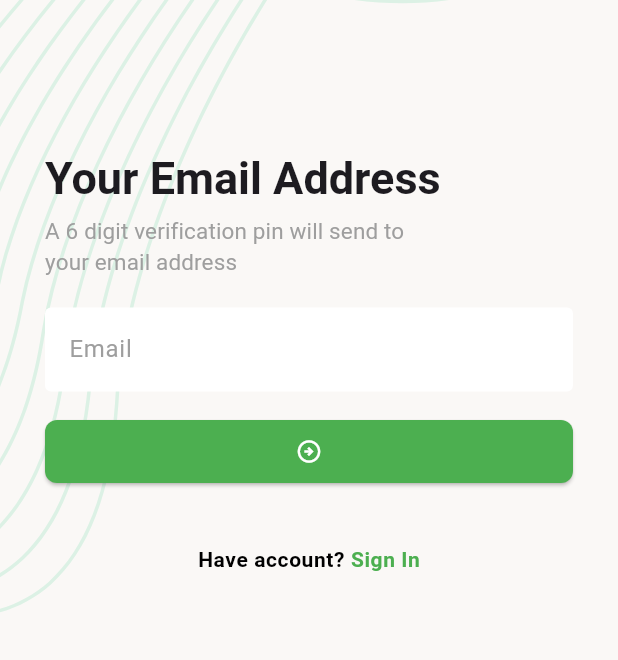
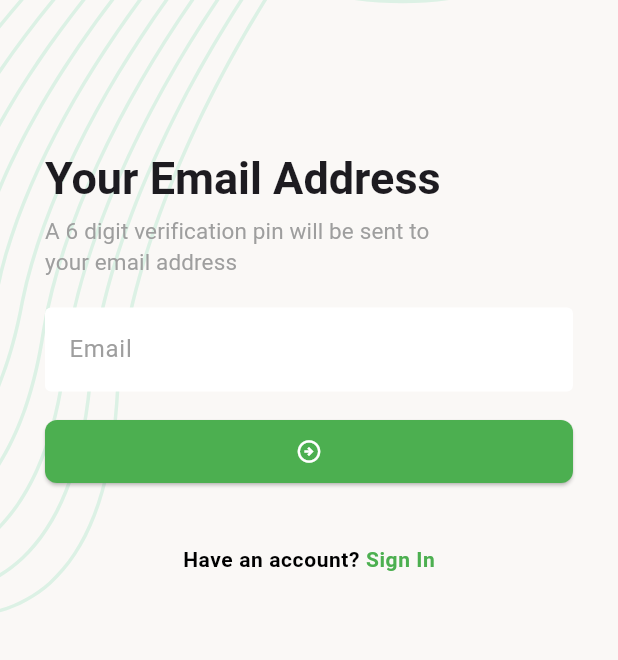
Before and after one commit to NazrulIslam991/Task-Manager, a Flutter app: the screen it shows after launch, after a tap on the "arrow circle right" icon, after a tap on "Forgot Password?", on a phone screen of 412 x 824 dp. Shown: the top 660 px of the screen. Run offline on Flutter 3.47's test engine with Material 3 defaults, Android fonts, the phone set to English and light mode, and no system bars; our stand-ins replace email_validator, flutter_svg, get, image_picker, pin_code_fields, shared_preferences; network calls fail.

```diff
--- a/lib/main.dart
+++ b/lib/main.dart
@@ -3,5 +3,6 @@ import 'package:task_manager/task_manager_app.dart';
 
 void main() {
   WidgetsFlutterBinding.ensureInitialized();
-  runApp(TaskManagerApp());
+
+  runApp(const TaskManagerApp());
 }
--- a/lib/task_manager_app.dart
+++ b/lib/task_manager_app.dart
@@ -1,4 +1,5 @@
 import 'package:flutter/material.dart';
+import 'package:get/get.dart';
 import 'package:task_manager/ui/screens/add_new_task_screen.dart';
 import 'package:task_manager/ui/screens/email_verification_page.dart';
 import 'package:task_manager/ui/screens/forger_password_email_screen.dart';
@@ -12,12 +13,10 @@ import 'package:task_manager/ui/screens/update_profile_screen.dart';
 class TaskManagerApp extends StatelessWidget {
   const TaskManagerApp({super.key});
 
-  static GlobalKey<NavigatorState> navigator = GlobalKey<NavigatorState>();
-
   @override
   Widget build(BuildContext context) {
-    return MaterialApp(
-      //navigatorKey: navigator,
+    return GetMaterialApp(
+      debugShowCheckedModeBanner: false,
       theme: ThemeData(
         textTheme: TextTheme(
           titleLarge: TextStyle(fontSize: 30, fontWeight: FontWeight.w700),
@@ -51,20 +50,27 @@ class TaskManagerApp extends StatelessWidget {
           style: TextButton.styleFrom(foregroundColor: Colors.green),
         ),
       ),
-      initialRoute: '/',
-      routes: {
-        SplashScreen.name: (context) => SplashScreen(),
-        SignIn_page.name: (context) => SignIn_page(),
-        Forgot_Password_Email_Screen.name: (context) =>
-            Forgot_Password_Email_Screen(),
-        SignUpPage.name: (context) => SignUpPage(),
-        EmailVerificationPage.name: (context) => EmailVerificationPage(),
-        SetPasswordPage.name: (context) => SetPasswordPage(),
-        AddNewTaskScreen.name: (context) => AddNewTaskScreen(),
-        NavbarScreen.name: (context) => NavbarScreen(),
-        UpdateProfileScreen.name: (context) => UpdateProfileScreen(),
-      },
-      debugShowCheckedModeBanner: false,
+      initialRoute: SplashScreen.name,
+      getPages: [
+        GetPage(name: SplashScreen.name, page: () => SplashScreen()),
+        GetPage(name: SignIn_page.name, page: () => SignIn_page()),
+        GetPage(
+          name: Forgot_Password_Email_Screen.name,
+          page: () => Forgot_Password_Email_Screen(),
+        ),
+        GetPage(name: SignUpPage.name, page: () => SignUpPage()),
+        GetPage(
+          name: EmailVerificationPage.name,
+          page: () => EmailVerificationPage(),
+        ),
+        GetPage(name: SetPasswordPage.name, page: () => SetPasswordPage()),
+        GetPage(name: AddNewTaskScreen.name, page: () => AddNewTaskScreen()),
+        GetPage(name: NavbarScreen.name, page: () => NavbarScreen()),
+        GetPage(
+          name: UpdateProfileScreen.name,
+          page: () => UpdateProfileScreen(),
+        ),
+      ],
     );
   }
 }
--- a/lib/ui/screens/forger_password_email_screen.dart
+++ b/lib/ui/screens/forger_password_email_screen.dart
@@ -7,7 +7,7 @@ import 'package:task_manager/ui/widgets/background.dart';
 
 class Forgot_Password_Email_Screen extends StatefulWidget {
   const Forgot_Password_Email_Screen({super.key});
-  static const name = '/Forgot Password email screen';
+  static const name = '/forgot_password_email';
 
   @override
   State<Forgot_Password_Email_Screen> createState() =>
@@ -16,8 +16,8 @@ class Forgot_Password_Email_Screen extends StatefulWidget {
 
 class _Forgot_Password_Email_ScreenState
     extends State<Forgot_Password_Email_Screen> {
-  final GlobalKey<FormState> _formkey = GlobalKey<FormState>();
-  TextEditingController _emailEController = TextEditingController();
+  final GlobalKey<FormState> _formKey = GlobalKey<FormState>();
+  final TextEditingController _emailController = TextEditingController();
 
   @override
   Widget build(BuildContext context) {
@@ -26,57 +26,51 @@ class _Forgot_Password_Email_ScreenState
         child: SafeArea(
           child: SingleChildScrollView(
             child: Padding(
-              padding: const EdgeInsets.only(left: 30, right: 30),
+              padding: const EdgeInsets.symmetric(horizontal: 30),
               child: Form(
-                key: _formkey,
+                key: _formKey,
                 child: Column(
                   crossAxisAlignment: CrossAxisAlignment.start,
                   children: [
-                    SizedBox(height: 100),
+                    const SizedBox(height: 100),
                     Text(
                       "Your Email Address",
                       style: Theme.of(context).textTheme.titleLarge,
                     ),
-                    SizedBox(height: 5),
+                    const SizedBox(height: 5),
                     Padding(
                       padding: const EdgeInsets.only(right: 90),
                       child: Text(
-                        "A 6 digit verification pin will send to your email address",
+                        "A 6 digit verification pin will be sent to your email address",
                         style: Theme.of(context).textTheme.titleSmall,
                       ),
                     ),
-                    SizedBox(height: 20),
+                    const SizedBox(height: 20),
                     TextFormField(
-                      decoration: InputDecoration(hintText: 'Email'),
-                      controller: _emailEController,
+                      controller: _emailController,
+                      decoration: const InputDecoration(hintText: 'Email'),
                       autovalidateMode: AutovalidateMode.onUserInteraction,
                       validator: (value) {
-                        String email = value ?? '';
-                        if (EmailValidator.validate(email) == false) {
+                        if (value == null || !EmailValidator.validate(value)) {
                           return 'Enter a valid email';
                         }
                         return null;
                       },
                     ),
-                    SizedBox(height: 16),
-
+                    const SizedBox(height: 16),
                     ElevatedButton(
-                      onPressed: () => emailValidation(),
-                      child: Icon(
+                      onPressed: _validateEmailAndProceed,
+                      child: const Icon(
                         Icons.arrow_circle_right_outlined,
                         color: Colors.white,
                       ),
                     ),
-
-                    SizedBox(height: 40),
-
+                    const SizedBox(height: 40),
                     Center(
-                      child: Column(
-                        children: [
-                          RichText(
+                      child: RichText(
                         text: TextSpan(
-                              text: "Have account? ",
-                              style: TextStyle(
+                          text: "Have an account? ",
+                          style: const TextStyle(
                             fontWeight: FontWeight.w600,
                             color: Colors.black,
                             letterSpacing: 0.4,
@@ -84,17 +78,15 @@ class _Forgot_Password_Email_ScreenState
                           children: [
                             TextSpan(
                               text: 'Sign In',
-                                  style: TextStyle(
+                              style: const TextStyle(
                                 color: Colors.green,
                                 fontWeight: FontWeight.w700,
                               ),
                               recognizer: TapGestureRecognizer()
-                                    ..onTap = (() => Signin_page()),
+                                ..onTap = _navigateToSignIn,
                             ),
                           ],
                         ),
-                          ),
-                        ],
                       ),
                     ),
                   ],
@@ -107,20 +99,19 @@ class _Forgot_Password_Email_ScreenState
     );
   }
 
-  void emailValidation() {
-    if (_formkey.currentState!.validate()) {
+  void _validateEmailAndProceed() {
+    if (_formKey.currentState!.validate()) {
       Navigator.pushReplacementNamed(context, EmailVerificationPage.name);
     }
   }
 
-  void Signin_page() {
+  void _navigateToSignIn() {
     Navigator.pushReplacementNamed(context, SignIn_page.name);
   }
 
   @override
   void dispose() {
-    // TODO: implement dispose
+    _emailController.dispose();
     super.dispose();
-    _emailEController.dispose();
   }
 }
--- a/lib/ui/screens/sign_in_page.dart
+++ b/lib/ui/screens/sign_in_page.dart
@@ -1,6 +1,7 @@
 import 'package:email_validator/email_validator.dart';
 import 'package:flutter/gestures.dart';
 import 'package:flutter/material.dart';
+import 'package:get/get.dart';
 import 'package:task_manager/data/models/user_model.dart';
 import 'package:task_manager/data/services/network_caller.dart';
 import 'package:task_manager/data/urls.dart';
@@ -16,7 +17,7 @@ import '../widgets/circular_progress_indicatior.dart';
 class SignIn_page extends StatefulWidget {
   const SignIn_page({super.key});
 
-  static const name = 'Signin_name';
+  static const name = '/signin'; // <-- fixed
 
   @override
   State<SignIn_page> createState() => _SignIn_pageState();
@@ -46,9 +47,7 @@ class _SignIn_pageState extends State<SignIn_page> {
                       "Get Started With",
                       style: Theme.of(context).textTheme.titleLarge,
                     ),
-
                     SizedBox(height: 20),
-
                     TextFormField(
                       controller: _emailEcontroller,
                       decoration: InputDecoration(hintText: "Email"),
@@ -62,14 +61,13 @@ class _SignIn_pageState extends State<SignIn_page> {
                         return null;
                       },
                     ),
-
                     SizedBox(height: 20),
-
                     TextFormField(
                       controller: _passwordEcontroller,
                       autovalidateMode: AutovalidateMode.onUserInteraction,
                       decoration: InputDecoration(hintText: "Password"),
                       textInputAction: TextInputAction.done,
+                      obscureText: true,
                       validator: (value) {
                         if ((value?.length ?? 0) <= 6) {
                           return 'Enter a valid password';
@@ -77,9 +75,7 @@ class _SignIn_pageState extends State<SignIn_page> {
                         return null;
                       },
                     ),
-
                     SizedBox(height: 16),
-
                     Visibility(
                       visible: !_signinProgressIndicator,
                       replacement: CenterCircularProgressIndiacator(),
@@ -91,7 +87,6 @@ class _SignIn_pageState extends State<SignIn_page> {
                         ),
                       ),
                     ),
-
                     SizedBox(height: 40),
                     Center(
                       child: Column(
@@ -164,11 +159,8 @@ class _SignIn_pageState extends State<SignIn_page> {
 
       await AuthController.saveUserData(userModel, token);
 
-      Navigator.pushNamedAndRemoveUntil(
-        context,
-        NavbarScreen.name,
-        (predicate) => false,
-      );
+      // Navigate using GetX
+      Get.offAllNamed(NavbarScreen.name);
     } else {
       _signinProgressIndicator = false;
       setState(() {});
@@ -177,18 +169,19 @@ class _SignIn_pageState extends State<SignIn_page> {
   }
 
   void _onTapForgetPassword() {
-    Navigator.pushReplacementNamed(context, Forgot_Password_Email_Screen.name);
+    // Use GetX navigation
+    Get.offNamed(Forgot_Password_Email_Screen.name);
   }
 
   void _onTapSignUp() {
-    Navigator.pushReplacementNamed(context, SignUpPage.name);
+    // Use GetX navigation
+    Get.offNamed(SignUpPage.name);
   }
 
   @override
   void dispose() {
-    // TODO: implement dispose
-    super.dispose();
     _emailEcontroller.dispose();
     _passwordEcontroller.dispose();
+    super.dispose();
   }
 }
--- a/lib/ui/screens/splash_screen.dart
+++ b/lib/ui/screens/splash_screen.dart
@@ -1,5 +1,6 @@
 import 'package:flutter/material.dart';
 import 'package:flutter_svg/flutter_svg.dart';
+import 'package:get/get.dart';
 import 'package:task_manager/ui/controller/auth_controller.dart';
 import 'package:task_manager/ui/screens/navbar_screen.dart';
 import 'package:task_manager/ui/screens/sign_in_page.dart';
@@ -23,12 +24,14 @@ class _SplashScreenState extends State<SplashScreen> {
   }
 
   Future<void> splash_screen() async {
-    await Future.delayed(Duration(seconds: 2));
-    bool isloggedin = await AuthController.isUserLoggedIn();
-    if (isloggedin) {
-      Navigator.pushReplacementNamed(context, NavbarScreen.name);
+    await Future.delayed(const Duration(seconds: 2));
+    bool isLoggedIn = await AuthController.isUserLoggedIn();
+
+    if (isLoggedIn) {
+      // Use GetX navigation
+      Get.offNamed(NavbarScreen.name);
     } else {
-      Navigator.pushReplacementNamed((context), SignIn_page.name);
+      Get.offNamed(SignIn_page.name);
     }
   }
 
--- a/pubspec.yaml
+++ b/pubspec.yaml
@@ -18,6 +18,7 @@ dependencies:
   image_picker: ^1.1.2
   http: ^1.4.0
   shared_preferences: ^2.5.3
+  get: ^4.7.3
 
 dev_dependencies:
   flutter_test:
```
Also changed, not shown: lib/data/services/network_caller.dart (+29 -26 lines), lib/ui/screens/email_verification_page.dart (+35 -27 lines), lib/ui/screens/new_task_screen.dart (+92 -94 lines), lib/ui/screens/progress_task_list_screen.dart (+54 -53 lines), lib/ui/screens/set_password_page.dart (+27 -15 lines), lib/ui/screens/sign_up_page.dart (+11 -19 lines), lib/ui/widgets/app_bar.dart (+8 -12 lines), pubspec.lock. Lines whose indentation alone changed are shown as unchanged.
